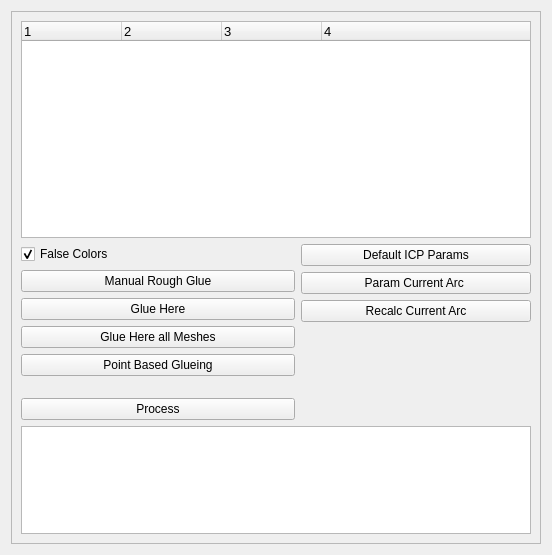
Qt form src/meshlabplugins/editalign/alignDialog.ui (cnr-isti-vclab/meshlab) before a commit.
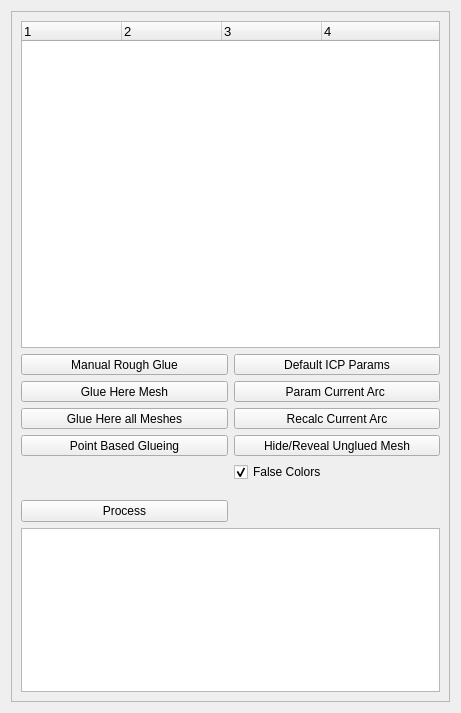
The same form after that commit.

Commit message: Cleaned up a little the interface of the edit aling and add a button to hide/reveal unglued meshes

```diff
--- a/src/meshlabplugins/editalign/alignDialog.ui
+++ b/src/meshlabplugins/editalign/alignDialog.ui
@@ -1,31 +1,31 @@
 <ui version="4.0" >
  <class>alignDialog</class>
- <widget class="QWidget" name="alignDialog" >
-  <property name="geometry" >
+ <widget class="QWidget" name="alignDialog">
+  <property name="geometry">
    <rect>
     <x>0</x>
     <y>0</y>
-    <width>552</width>
-    <height>555</height>
+    <width>461</width>
+    <height>713</height>
    </rect>
   </property>
   <property name="windowTitle" >
    <string>Align Tool</string>
   </property>
-  <layout class="QHBoxLayout" >
+  <layout class="QVBoxLayout" name="verticalLayout_3">
    <item>
-    <widget class="QFrame" name="frame" >
-     <property name="frameShape" >
+    <widget class="QFrame" name="frame">
+     <property name="frameShape">
       <enum>QFrame::StyledPanel</enum>
      </property>
      <property name="frameShadow" >
       <enum>QFrame::Raised</enum>
      </property>
-     <layout class="QVBoxLayout" >
+     <layout class="QVBoxLayout" name="verticalLayout_4">
       <item>
-       <widget class="QTreeWidget" name="alignTreeWidget" >
-        <property name="sizePolicy" >
-         <sizepolicy vsizetype="Expanding" hsizetype="Expanding" >
+       <widget class="QTreeWidget" name="alignTreeWidget">
+        <property name="sizePolicy">
+         <sizepolicy hsizetype="Expanding" vsizetype="Expanding">
           <horstretch>0</horstretch>
           <verstretch>2</verstretch>
          </sizepolicy>
@@ -64,43 +64,57 @@
        </widget>
       </item>
       <item>
-       <layout class="QHBoxLayout" >
+       <layout class="QHBoxLayout" name="horizontalLayout">
         <item>
-         <layout class="QVBoxLayout" >
+         <layout class="QVBoxLayout" name="verticalLayout_2">
           <item>
-           <widget class="QCheckBox" name="falseColorCB" >
-            <property name="text" >
-             <string>False Colors</string>
+           <widget class="QToolButton" name="manualAlignButton">
+            <property name="sizePolicy">
+             <sizepolicy hsizetype="Minimum" vsizetype="Fixed">
+              <horstretch>0</horstretch>
+              <verstretch>0</verstretch>
+             </sizepolicy>
             </property>
-            <property name="checked" >
-             <bool>true</bool>
-            </property>
-           </widget>
-          </item>
-          <item>
-           <widget class="QPushButton" name="manualAlignButton" >
-            <property name="text" >
+            <property name="text">
              <string>Manual Rough Glue</string>
             </property>
            </widget>
           </item>
           <item>
-           <widget class="QPushButton" name="glueHereButton" >
-            <property name="text" >
-             <string>Glue Here</string>
+           <widget class="QToolButton" name="glueHereButton">
+            <property name="sizePolicy">
+             <sizepolicy hsizetype="Minimum" vsizetype="Fixed">
+              <horstretch>0</horstretch>
+              <verstretch>0</verstretch>
+             </sizepolicy>
+            </property>
+            <property name="text">
+             <string>Glue Here Mesh</string>
             </property>
            </widget>
           </item>
           <item>
-           <widget class="QPushButton" name="glueHereAllButton" >
-            <property name="text" >
+           <widget class="QToolButton" name="glueHereAllButton">
+            <property name="sizePolicy">
+             <sizepolicy hsizetype="Minimum" vsizetype="Fixed">
+              <horstretch>0</horstretch>
+              <verstretch>0</verstretch>
+             </sizepolicy>
+            </property>
+            <property name="text">
              <string>Glue Here all Meshes</string>
             </property>
            </widget>
           </item>
           <item>
-           <widget class="QPushButton" name="pointBasedAlignButton" >
-            <property name="text" >
+           <widget class="QToolButton" name="pointBasedAlignButton">
+            <property name="sizePolicy">
+             <sizepolicy hsizetype="Minimum" vsizetype="Fixed">
+              <horstretch>0</horstretch>
+              <verstretch>0</verstretch>
+             </sizepolicy>
+            </property>
+            <property name="text">
              <string>Point Based Glueing</string>
             </property>
            </widget>
@@ -110,17 +124,17 @@
             <property name="orientation" >
              <enum>Qt::Vertical</enum>
             </property>
-            <property name="sizeHint" stdset="0" >
+            <property name="sizeHint" stdset="0">
              <size>
-              <width>274</width>
-              <height>16</height>
+              <width>158</width>
+              <height>13</height>
              </size>
             </property>
            </spacer>
           </item>
           <item>
-           <widget class="QPushButton" name="icpButton" >
-            <property name="text" >
+           <widget class="QPushButton" name="icpButton">
+            <property name="text">
              <string>Process</string>
             </property>
            </widget>
@@ -128,28 +142,69 @@
          </layout>
         </item>
         <item>
-         <layout class="QVBoxLayout" >
+         <layout class="QVBoxLayout" name="verticalLayout">
           <item>
-           <widget class="QPushButton" name="icpParamButton" >
-            <property name="text" >
+           <widget class="QToolButton" name="icpParamButton">
+            <property name="sizePolicy">
+             <sizepolicy hsizetype="Minimum" vsizetype="Fixed">
+              <horstretch>0</horstretch>
+              <verstretch>0</verstretch>
+             </sizepolicy>
+            </property>
+            <property name="text">
              <string>Default ICP Params</string>
             </property>
            </widget>
           </item>
           <item>
-           <widget class="QPushButton" name="icpParamCurrentButton" >
-            <property name="text" >
+           <widget class="QToolButton" name="icpParamCurrentButton">
+            <property name="sizePolicy">
+             <sizepolicy hsizetype="Minimum" vsizetype="Fixed">
+              <horstretch>0</horstretch>
+              <verstretch>0</verstretch>
+             </sizepolicy>
+            </property>
+            <property name="text">
              <string>Param Current Arc </string>
             </property>
            </widget>
           </item>
           <item>
-           <widget class="QPushButton" name="recalcButton" >
-            <property name="text" >
+           <widget class="QToolButton" name="recalcButton">
+            <property name="sizePolicy">
+             <sizepolicy hsizetype="Minimum" vsizetype="Fixed">
+              <horstretch>0</horstretch>
+              <verstretch>0</verstretch>
+             </sizepolicy>
+            </property>
+            <property name="text">
              <string>Recalc Current Arc</string>
             </property>
            </widget>
           </item>
+          <item>
+           <widget class="QToolButton" name="hideRevealButton">
+            <property name="sizePolicy">
+             <sizepolicy hsizetype="Minimum" vsizetype="Fixed">
+              <horstretch>0</horstretch>
+              <verstretch>0</verstretch>
+             </sizepolicy>
+            </property>
+            <property name="text">
+             <string>Hide/Reveal Unglued Mesh</string>
+            </property>
+           </widget>
+          </item>
+          <item>
+           <widget class="QCheckBox" name="falseColorCB">
+            <property name="text">
+             <string>False Colors</string>
+            </property>
+            <property name="checked">
+             <bool>true</bool>
+            </property>
+           </widget>
+          </item>
           <item>
            <spacer>
             <property name="orientation" >
@@ -168,9 +223,9 @@
        </layout>
       </item>
       <item>
-       <widget class="QTextEdit" name="logTextEdit" >
-        <property name="sizePolicy" >
-         <sizepolicy vsizetype="Expanding" hsizetype="Expanding" >
+       <widget class="QTextEdit" name="logTextEdit">
+        <property name="sizePolicy">
+         <sizepolicy hsizetype="Expanding" vsizetype="Expanding">
           <horstretch>0</horstretch>
           <verstretch>1</verstretch>
          </sizepolicy>
```
Left out of the diff: 31 changed lines with no effect on the pictures. The commit also changes 3 other files.
